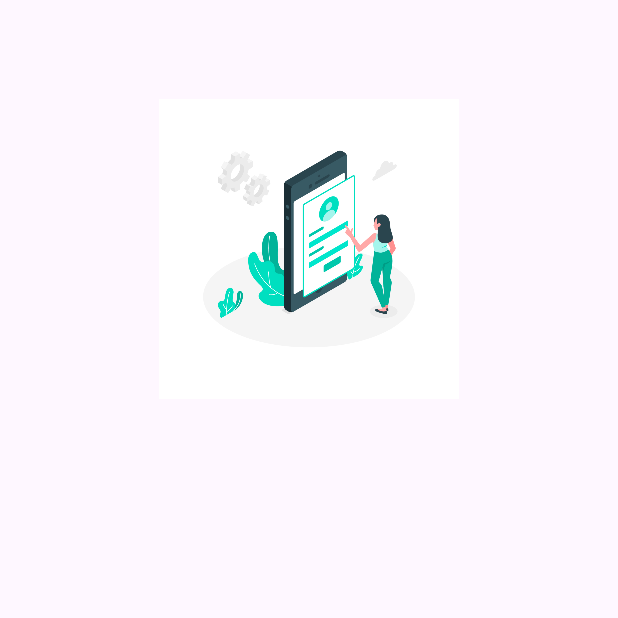
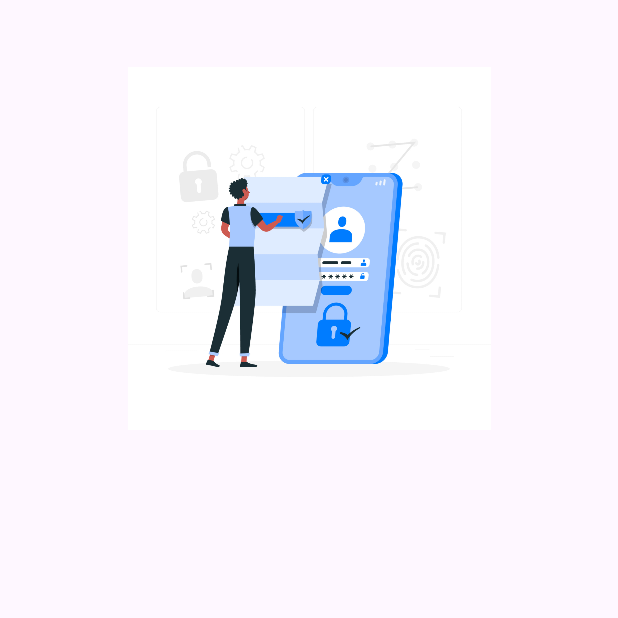
Before and after one commit to haidaralfarisi/NusArt, an Android app: the SignupActivity screen opened directly, with no data from a screen before it, on a phone screen of 412 x 824 dp, the top half of it. Run offline under Robolectric (Android 15) with nearby library versions, the phone set to English and light mode, and no system bars.

Commit message:
perbaikan page login dan signup, welcome

```diff
--- a/app/src/main/res/layout/activity_signup.xml
+++ b/app/src/main/res/layout/activity_signup.xml
@@ -9,14 +9,15 @@
     <ImageView
         android:id="@+id/imageView"
         android:layout_width="0dp"
-        android:layout_height="200dp"
+        android:layout_height="242dp"
         android:layout_marginStart="32dp"
         android:layout_marginEnd="32dp"
         app:layout_constraintBottom_toTopOf="@+id/guidelineHorizontal"
         app:layout_constraintEnd_toEndOf="parent"
         app:layout_constraintStart_toStartOf="parent"
         app:layout_constraintTop_toTopOf="@+id/guideline2"
-        app:srcCompat="@drawable/signup_image" />
+        app:srcCompat="@drawable/image_signup"
+        android:contentDescription="@string/image_signup" />
 
     <TextView
         android:id="@+id/titleTextView"
@@ -149,7 +150,9 @@
         android:layout_marginStart="32dp"
         android:layout_marginTop="32dp"
         android:layout_marginEnd="32dp"
-        android:backgroundTint="@color/green"
+        android:textSize="20sp"
+        android:textStyle="bold"
+        android:backgroundTint="@color/color_primary"
         android:text="@string/signup"
         app:layout_constraintEnd_toEndOf="parent"
         app:layout_constraintStart_toStartOf="parent"
--- a/app/src/main/res/values/colors.xml
+++ b/app/src/main/res/values/colors.xml
@@ -5,4 +5,6 @@
     <color name="color_primary">#6A73FF</color>
 
     <color name="green">#27DEC0</color>
+
+    <color name="purple">#8E94F2</color>
 </resources>
--- a/app/src/main/res/values/strings.xml
+++ b/app/src/main/res/values/strings.xml
@@ -2,7 +2,7 @@
     <string name="app_name">NusArt</string>
     <string name="signup">Signup</string>
     <string name="login">Login</string>
-    <string name="message_welcome_page">lets discover Indonesian paintings with us</string>
+    <string name="message_welcome_page">Lets Discover Indonesian Paintings With Us!</string>
     <string name="title_welcome_page">Welcome to NusArt</string>
     <string name="title_signup_page">Input Your Biodata</string>
     <string name="email">Email</string>
@@ -24,4 +24,7 @@
     <string name="title_profile">Notifications</string>
     <string name="mau_cari">Mau Cari lukisan apa hari ini?</string>
     <string name="name_paint">Monalisa</string>
+    <string name="welcome_image">welcome image</string>
+    <string name="image_login">image login</string>
+    <string name="image_signup">image signup</string>
 </resources>
```
Also changed, not shown: app/src/main/res/layout/activity_login.xml (+6 -3 lines), app/src/main/res/layout/activity_welcome.xml (+13 -7 lines), app/src/main/res/drawable/image_login.png (added), app/src/main/res/drawable/image_signup.png (added), app/src/main/res/drawable/welcome.png (added), 1 other file.
